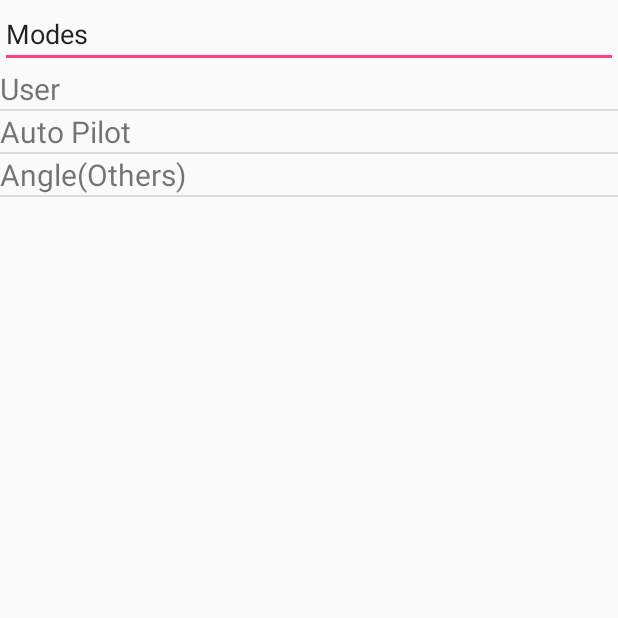
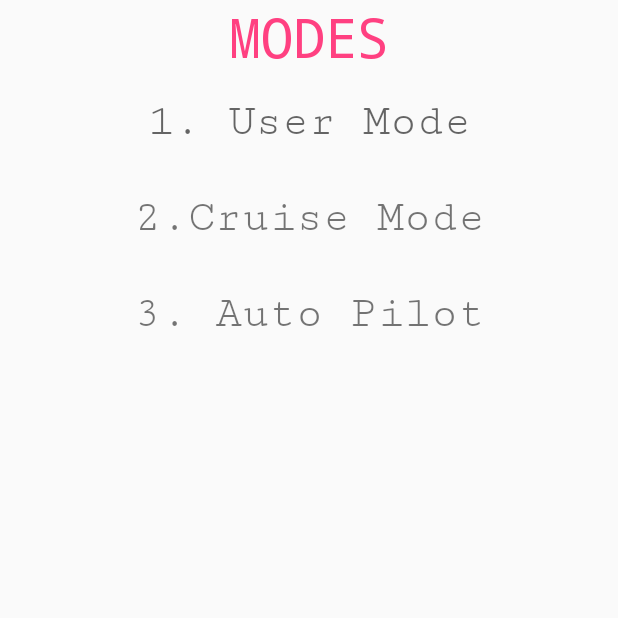
Before and after one commit to bahlshruti/AEV_Project, an Android app: the CommandActivity screen opened directly, with no data from a screen before it, on a phone screen of 412 x 824 dp, the top half of it. Run offline under Robolectric (Android 15) with nearby library versions, the phone set to English and light mode, and no system bars; 1 statement that could not run was skipped.

Commit message:
adding few xml files

```diff
--- a/app/src/main/java/com/example/shruti/speech_to_text/CommandActivity.java
+++ b/app/src/main/java/com/example/shruti/speech_to_text/CommandActivity.java
@@ -17,10 +17,10 @@ public class CommandActivity extends Activity {
         super.onCreate(savedInstanceState);
         setContentView(R.layout.command);
         EditText edt= (EditText) findViewById(R.id.editText);
-        populatelistView();
+        //populatelistView();
     }
 
-    private void populatelistView(){
+    /*private void populatelistView(){
         // create list of modes
         String [] modes={"User","Auto Pilot","Angle(Others)"};
 
@@ -32,5 +32,5 @@ public class CommandActivity extends Activity {
         //configure list view...
         ListView list = (ListView)findViewById(R.id.listItem);
         list.setAdapter(adapter);
-    }
+    }*/
 }
--- a/app/src/main/java/com/example/shruti/speech_to_text/MainActivity.java
+++ b/app/src/main/java/com/example/shruti/speech_to_text/MainActivity.java
@@ -191,8 +191,8 @@ public class MainActivity extends AppCompatActivity implements
         @Override
         public void onResults(Bundle results) {
 
-            Log.i("", "on results ");
             ArrayList<String> Result = results.getStringArrayList(SpeechRecognizer.RESULTS_RECOGNITION);
+            Log.i("onresult", "onResults: " +Result);
             Toast.makeText(MainActivity.this, Result.get(0),Toast.LENGTH_SHORT).show();
 
             if (Result.get(0).equals("yes") || Result.get(0).equals("no")) {
--- a/app/src/main/res/layout/command.xml
+++ b/app/src/main/res/layout/command.xml
@@ -8,16 +8,44 @@
     android:layout_height="match_parent"
     android:orientation="vertical">
 
-        <EditText
-            android:id="@+id/editText"
+        <TextView
+            android:id="@+id/textView7"
             android:layout_width="match_parent"
-            android:layout_height="wrap_content"
-            android:ems="10"
-            android:inputType="textPersonName"
-            android:text="Modes" />
+            android:layout_height="@android:dimen/notification_large_icon_width"
+            android:fontFamily="monospace"
+            android:text="MODES"
+            android:textAlignment="center"
+            android:textColor="?attr/colorControlActivated"
+            android:textColorLink="@color/colorPrimary"
+            android:textSize="36sp" />
 
-    <ListView
-        android:id="@+id/listItem"
+    <TextView
+        android:id="@+id/textView2"
         android:layout_width="match_parent"
-        android:layout_height="match_parent" />
+        android:layout_height="@android:dimen/notification_large_icon_height"
+        android:fontFamily="serif-monospace"
+        android:text="1. User Mode"
+        android:textAlignment="center"
+        android:textAllCaps="false"
+        android:textAppearance="@style/TextAppearance.AppCompat.Caption"
+        android:textSize="30sp" />
+
+    <TextView
+        android:id="@+id/textView5"
+        android:layout_width="match_parent"
+        android:layout_height="@android:dimen/notification_large_icon_width"
+        android:fontFamily="serif-monospace"
+        android:text="2.Cruise Mode"
+        android:textAlignment="center"
+        android:textSize="30sp" />
+
+    <TextView
+        android:id="@+id/textView6"
+        android:layout_width="match_parent"
+        android:layout_height="@android:dimen/notification_large_icon_height"
+        android:fontFamily="serif-monospace"
+        android:text="3. Auto Pilot"
+        android:textAlignment="center"
+        android:textSize="30sp" />
+
 </LinearLayout>
--- a/app/src/main/res/layout/modes.xml
+++ b/app/src/main/res/layout/modes.xml
@@ -6,4 +6,4 @@
     android:layout_height="wrap_content"
     android:layout_weight="1"
     android:text="TextView"
-        android:textSize="20dp" />
+    android:textAppearance="@style/TextAppearance.AppCompat.Large" />
--- a/app/src/main/res/values/colors.xml
+++ b/app/src/main/res/values/colors.xml
@@ -1,6 +1,6 @@
 <?xml version="1.0" encoding="utf-8"?>
 <resources>
-    <color name="colorPrimary">#3F51B5</color>
+    <color name="colorPrimary">#3f51b5</color>
     <color name="colorPrimaryDark">#303F9F</color>
-    <color name="colorAccent">#FF4081</color>
+    <color name="colorAccent">#ff4081</color>
 </resources>
```
Also changed, not shown: app/src/main/res/layout/activity_main.xml (+8 -1 lines), app/src/main/res/layout/layout.xml (added, +18 -0 lines). Lines whose indentation alone changed are shown as unchanged.
